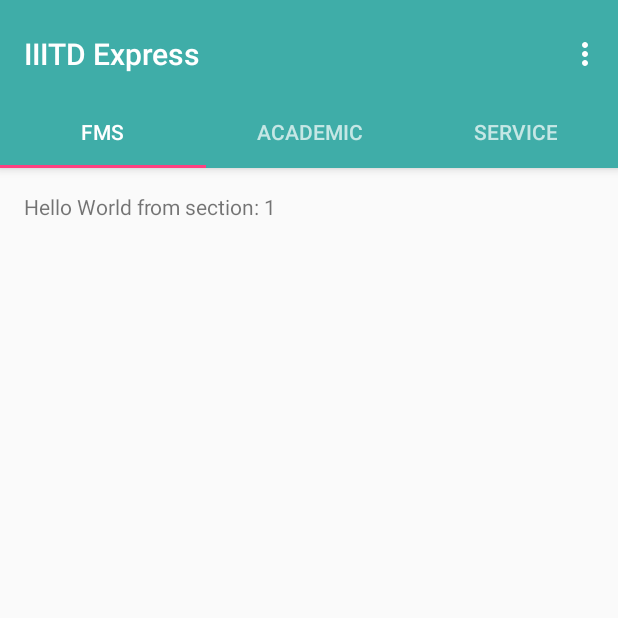
After one commit to vipin14119/IIITDExpress, an Android app: the ViewPagerDirectoryActivity screen opened directly, with no data from a screen before it, on a phone screen of 412 x 824 dp, the top half of it. The commit adds this screen. Run offline under Robolectric (Android 15) with nearby library versions, the phone set to English and light mode, and no system bars.

Commit message:
view pager activity in directory

```diff
--- a/app/src/main/AndroidManifest.xml
+++ b/app/src/main/AndroidManifest.xml
@@ -67,6 +67,10 @@
         <activity
             android:name=".ViewPagerMessMenuActivity"
             android:label="@string/title_activity_view_pager_mess_menu"
+            android:theme="@style/AppTheme.NoActionBar" />
+        <activity
+            android:name=".directory.ViewPagerDirectoryActivity"
+            android:label="@string/title_activity_view_pager_directory"
             android:theme="@style/AppTheme.NoActionBar"></activity>
     </application>
 
--- a/app/src/main/java/com/dhcs/vipin/iiitdexpress/DashboardActivity.java
+++ b/app/src/main/java/com/dhcs/vipin/iiitdexpress/DashboardActivity.java
@@ -5,7 +5,7 @@ import android.support.v7.app.AppCompatActivity;
 import android.os.Bundle;
 import android.view.View;
 
-import com.dhcs.vipin.iiitdexpress.directory.DirectoryActivity;
+import com.dhcs.vipin.iiitdexpress.directory.ViewPagerDirectoryActivity;
 import com.dhcs.vipin.iiitdexpress.faculty.FacultyActivity;
 import com.dhcs.vipin.iiitdexpress.timetable.ViewPagerTimeTableActivity;
 
@@ -34,7 +34,7 @@ public class DashboardActivity extends AppCompatActivity {
     }
 
     public void startActivityDirectory(View view){
-        Intent intent = new Intent(this, DirectoryActivity.class);
+        Intent intent = new Intent(this, ViewPagerDirectoryActivity.class);
         startActivity(intent);
     }
 
--- /dev/null
+++ b/app/src/main/java/com/dhcs/vipin/iiitdexpress/directory/ViewPagerDirectoryActivity.java
@@ -0,0 +1,145 @@
+package com.dhcs.vipin.iiitdexpress.directory;
+
+import android.support.design.widget.TabLayout;
+import android.support.design.widget.FloatingActionButton;
+import android.support.design.widget.Snackbar;
+import android.support.v7.app.AppCompatActivity;
+import android.support.v7.widget.Toolbar;
+
+import android.support.v4.app.Fragment;
+import android.support.v4.app.FragmentManager;
+import android.support.v4.app.FragmentPagerAdapter;
+import android.support.v4.view.ViewPager;
+import android.os.Bundle;
+import android.view.LayoutInflater;
+import android.view.Menu;
+import android.view.MenuItem;
+import android.view.View;
+import android.view.ViewGroup;
+
+import android.widget.TextView;
+
+import com.dhcs.vipin.iiitdexpress.R;
+
+public class ViewPagerDirectoryActivity extends AppCompatActivity {
+
+    /**
+     * The {@link android.support.v4.view.PagerAdapter} that will provide
+     * fragments for each of the sections. We use a
+     * {@link FragmentPagerAdapter} derivative, which will keep every
+     * loaded fragment in memory. If this becomes too memory intensive, it
+     * may be best to switch to a
+     * {@link android.support.v4.app.FragmentStatePagerAdapter}.
+     */
+    private SectionsPagerAdapter mSectionsPagerAdapter;
+
+    /**
+     * The {@link ViewPager} that will host the section contents.
+     */
+    private ViewPager mViewPager;
+
+    @Override
+    protected void onCreate(Bundle savedInstanceState) {
+        super.onCreate(savedInstanceState);
+        setContentView(R.layout.activity_view_pager_directory);
+
+        Toolbar toolbar = (Toolbar) findViewById(R.id.toolbar);
+        setSupportActionBar(toolbar);
+        // Create the adapter that will return a fragment for each of the three
+        // primary sections of the activity.
+        mSectionsPagerAdapter = new SectionsPagerAdapter(getSupportFragmentManager());
+
+        // Set up the ViewPager with the sections adapter.
+        mViewPager = (ViewPager) findViewById(R.id.container);
+        mViewPager.setAdapter(mSectionsPagerAdapter);
+
+        TabLayout tabLayout = (TabLayout) findViewById(R.id.tabs);
+
+        mViewPager.addOnPageChangeListener(new TabLayout.TabLayoutOnPageChangeListener(tabLayout));
+        tabLayout.addOnTabSelectedListener(new TabLayout.ViewPagerOnTabSelectedListener(mViewPager));
+
+
+    }
+
+
+    @Override
+    public boolean onCreateOptionsMenu(Menu menu) {
+        // Inflate the menu; this adds items to the action bar if it is present.
+        getMenuInflater().inflate(R.menu.menu_view_pager_directory, menu);
+        return true;
+    }
+
+    @Override
+    public boolean onOptionsItemSelected(MenuItem item) {
+        // Handle action bar item clicks here. The action bar will
+        // automatically handle clicks on the Home/Up button, so long
+        // as you specify a parent activity in AndroidManifest.xml.
+        int id = item.getItemId();
+
+        //noinspection SimplifiableIfStatement
+        if (id == R.id.action_settings) {
+            return true;
+        }
+
+        return super.onOptionsItemSelected(item);
+    }
+
+    /**
+     * A placeholder fragment containing a simple view.
+     */
+    public static class PlaceholderFragment extends Fragment {
+        /**
+         * The fragment argument representing the section number for this
+         * fragment.
+         */
+        private static final String ARG_SECTION_NUMBER = "section_number";
+
+        public PlaceholderFragment() {
+        }
+
+        /**
+         * Returns a new instance of this fragment for the given section
+         * number.
+         */
+        public static PlaceholderFragment newInstance(int sectionNumber) {
+            PlaceholderFragment fragment = new PlaceholderFragment();
+            Bundle args = new Bundle();
+            args.putInt(ARG_SECTION_NUMBER, sectionNumber);
+            fragment.setArguments(args);
+            return fragment;
+        }
+
+        @Override
+        public View onCreateView(LayoutInflater inflater, ViewGroup container,
+                                 Bundle savedInstanceState) {
+            View rootView = inflater.inflate(R.layout.fragment_view_pager_directory, container, false);
+            TextView textView = (TextView) rootView.findViewById(R.id.section_label);
+            textView.setText(getString(R.string.section_format, getArguments().getInt(ARG_SECTION_NUMBER)));
+            return rootView;
+        }
+    }
+
+    /**
+     * A {@link FragmentPagerAdapter} that returns a fragment corresponding to
+     * one of the sections/tabs/pages.
+     */
+    public class SectionsPagerAdapter extends FragmentPagerAdapter {
+
+        public SectionsPagerAdapter(FragmentManager fm) {
+            super(fm);
+        }
+
+        @Override
+        public Fragment getItem(int position) {
+            // getItem is called to instantiate the fragment for the given page.
+            // Return a PlaceholderFragment (defined as a static inner class below).
+            return PlaceholderFragment.newInstance(position + 1);
+        }
+
+        @Override
+        public int getCount() {
+            // Show 3 total pages.
+            return 3;
+        }
+    }
+}
--- /dev/null
+++ b/app/src/main/res/layout/activity_view_pager_directory.xml
@@ -0,0 +1,62 @@
+<?xml version="1.0" encoding="utf-8"?>
+<android.support.design.widget.CoordinatorLayout xmlns:android="http://schemas.android.com/apk/res/android"
+    xmlns:app="http://schemas.android.com/apk/res-auto"
+    xmlns:tools="http://schemas.android.com/tools"
+    android:id="@+id/main_content"
+    android:layout_width="match_parent"
+    android:layout_height="match_parent"
+    android:fitsSystemWindows="true"
+    tools:context="com.dhcs.vipin.iiitdexpress.directory.ViewPagerDirectoryActivity">
+
+    <android.support.design.widget.AppBarLayout
+        android:id="@+id/appbar"
+        android:layout_width="match_parent"
+        android:layout_height="wrap_content"
+        android:paddingTop="@dimen/appbar_padding_top"
+        android:theme="@style/AppTheme.AppBarOverlay">
+
+        <android.support.v7.widget.Toolbar
+            android:id="@+id/toolbar"
+            android:layout_width="match_parent"
+            android:layout_height="?attr/actionBarSize"
+            android:layout_weight="1"
+            android:background="?attr/colorPrimary"
+            app:layout_scrollFlags="scroll|enterAlways"
+            app:popupTheme="@style/AppTheme.PopupOverlay"
+            app:title="@string/app_name">
+
+        </android.support.v7.widget.Toolbar>
+
+        <android.support.design.widget.TabLayout
+            android:id="@+id/tabs"
+            android:layout_width="match_parent"
+            android:layout_height="wrap_content">
+
+            <android.support.design.widget.TabItem
+                android:id="@+id/fms_tab"
+                android:layout_width="wrap_content"
+                android:layout_height="wrap_content"
+                android:text="FMS" />
+
+            <android.support.design.widget.TabItem
+                android:id="@+id/academic_tab"
+                android:layout_width="wrap_content"
+                android:layout_height="wrap_content"
+                android:text="Academic" />
+
+            <android.support.design.widget.TabItem
+                android:id="@+id/service_tab"
+                android:layout_width="wrap_content"
+                android:layout_height="wrap_content"
+                android:text="Service" />
+
+        </android.support.design.widget.TabLayout>
+    </android.support.design.widget.AppBarLayout>
+
+    <android.support.v4.view.ViewPager
+        android:id="@+id/container"
+        android:layout_width="match_parent"
+        android:layout_height="match_parent"
+        app:layout_behavior="@string/appbar_scrolling_view_behavior" />
+
+</android.support.design.widget.CoordinatorLayout>
--- /dev/null
+++ b/app/src/main/res/layout/fragment_view_pager_directory.xml
@@ -0,0 +1,22 @@
+<android.support.constraint.ConstraintLayout xmlns:android="http://schemas.android.com/apk/res/android"
+    xmlns:app="http://schemas.android.com/apk/res-auto"
+    xmlns:tools="http://schemas.android.com/tools"
+    android:id="@+id/constraintLayout"
+    android:layout_width="match_parent"
+    android:layout_height="match_parent"
+    tools:context="com.dhcs.vipin.iiitdexpress.directory.ViewPagerDirectoryActivity$PlaceholderFragment">
+
+    <TextView
+        android:id="@+id/section_label"
+        android:layout_width="wrap_content"
+        android:layout_height="wrap_content"
+        android:layout_marginBottom="@dimen/activity_vertical_margin"
+        android:layout_marginEnd="@dimen/activity_horizontal_margin"
+        android:layout_marginStart="@dimen/activity_horizontal_margin"
+        android:layout_marginTop="@dimen/activity_vertical_margin"
+        app:layout_constraintLeft_toLeftOf="parent"
+        app:layout_constraintTop_toTopOf="@+id/constraintLayout"
+        tools:layout_constraintLeft_creator="1"
+        tools:layout_constraintTop_creator="1" />
+
+</android.support.constraint.ConstraintLayout>
--- /dev/null
+++ b/app/src/main/res/menu/menu_view_pager_directory.xml
@@ -0,0 +1,10 @@
+<menu xmlns:android="http://schemas.android.com/apk/res/android"
+    xmlns:app="http://schemas.android.com/apk/res-auto"
+    xmlns:tools="http://schemas.android.com/tools"
+    tools:context="com.dhcs.vipin.iiitdexpress.directory.ViewPagerDirectoryActivity">
+    <item
+        android:id="@+id/action_settings"
+        android:orderInCategory="100"
+        android:title="@string/action_settings"
+        app:showAsAction="never" />
+</menu>
--- a/app/src/main/res/values/strings.xml
+++ b/app/src/main/res/values/strings.xml
@@ -33,4 +33,5 @@
     <string name="section_format">Hello World from section: %1$d</string>
     <string name="title_activity_directory_numbers">Directory Numbers</string>
     <string name="title_activity_view_pager_mess_menu">ViewPagerMessMenuActivity</string>
+    <string name="title_activity_view_pager_directory">ViewPagerDirectoryActivity</string>
 </resources>
```
